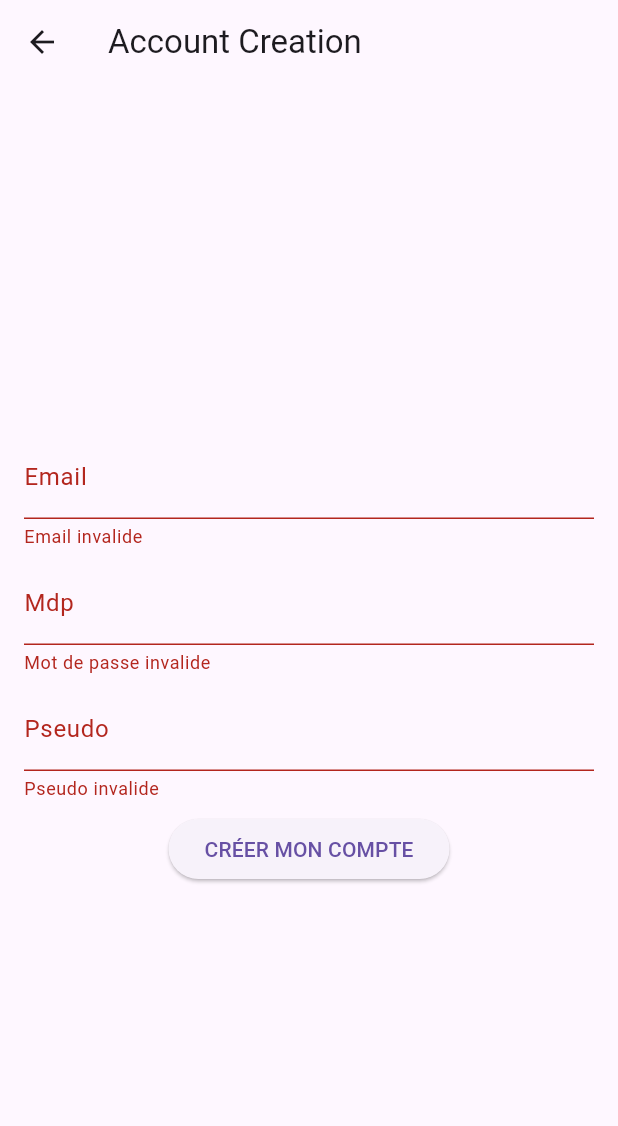
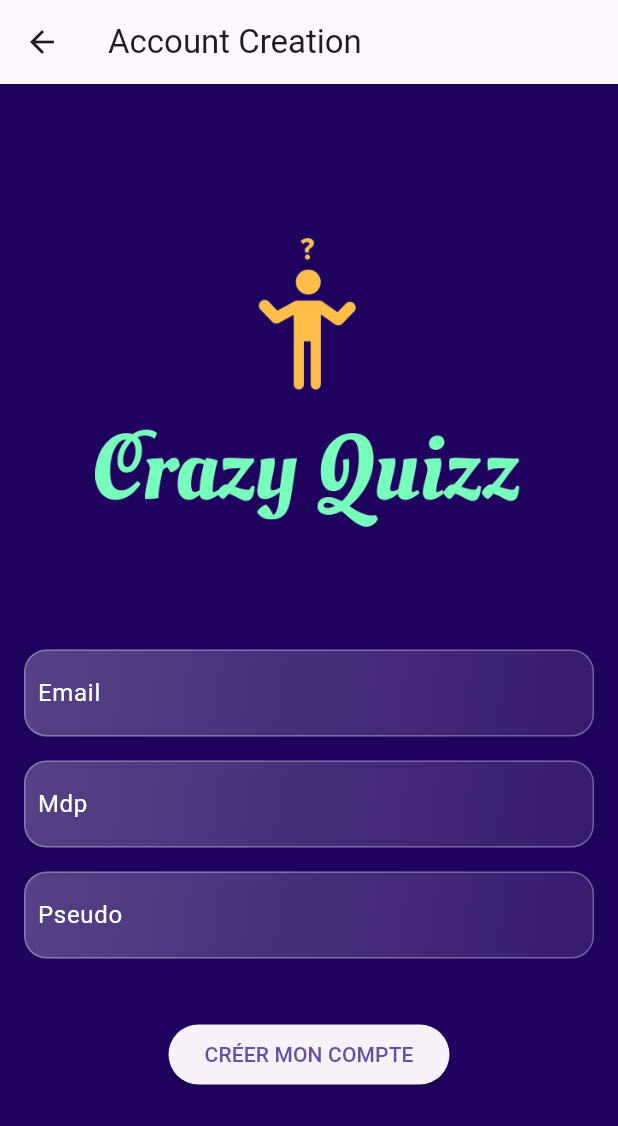
Before and after one commit to ThomasFabrePro/quizz_app_provider, a Flutter app: the AccountCreationPage screen opened by its route, on a phone screen of 412 x 824 dp. Shown: the top 1126 px of the screen. Run offline on Flutter 3.47's test engine with Material 3 defaults, Android fonts, the phone set to English and light mode, and no system bars; our stand-ins replace formz, go_router.

Commit message:
front login + front account creation

```diff
--- a/lib/app.dart
+++ b/lib/app.dart
@@ -1,5 +1,6 @@
 import 'package:flutter/material.dart';
 import 'package:go_router/go_router.dart';
+import 'package:quizz_app_provider/common/theme.dart';
 import 'package:quizz_app_provider/home_page.dart';
 import 'package:quizz_app_provider/login/screens/account_creation.dart';
 import 'package:quizz_app_provider/login/screens/login.dart';
@@ -36,6 +37,7 @@ class App extends StatelessWidget {
   Widget build(BuildContext context) {
     return MaterialApp.router(
       debugShowCheckedModeBanner: false,
+      theme: appTheme,
       routerConfig: router(),
     );
   }
--- /dev/null
+++ b/lib/common/theme.dart
@@ -0,0 +1,16 @@
+import 'package:flutter/material.dart';
+
+final appTheme = ThemeData(
+  // colorSchemeSeed: const Color.fromARGB(255, 30, 2, 94),
+  // primaryColor: const Color.fromARGB(255, 30, 2, 94),
+  scaffoldBackgroundColor: const Color.fromARGB(255, 30, 2, 94),
+  // useMaterial3: true,
+  textTheme: const TextTheme(
+    displayLarge: TextStyle(
+      fontFamily: 'Corben',
+      fontWeight: FontWeight.w700,
+      fontSize: 24,
+      color: Colors.white,
+    ),
+  ),
+);
--- a/lib/login/screens/account_creation.dart
+++ b/lib/login/screens/account_creation.dart
@@ -27,12 +27,20 @@ class AccountCreationPage extends StatelessWidget {
                     return const Column(
                       mainAxisAlignment: MainAxisAlignment.center,
                       children: [
+                        Align(
+                          alignment: Alignment.topCenter,
+                          child: Image(
+                            image: AssetImage('assets/logo_small.png'),
+                            height: 200,
+                          ),
+                        ),
+                        SizedBox(height: 80),
                         EmailInput(),
-                        SizedBox(height: 8),
+                        SizedBox(height: 16),
                         PasswordInput(),
-                        SizedBox(height: 8),
+                        SizedBox(height: 16),
                         PseudoInput(),
-                        SizedBox(height: 8),
+                        SizedBox(height: 40),
                         CreateAccountButton()
                       ],
                     );
--- a/lib/login/screens/login.dart
+++ b/lib/login/screens/login.dart
@@ -17,6 +17,7 @@ class LoginPage extends StatelessWidget {
     return Scaffold(
       appBar: AppBar(
         title: const Text('Login'),
+        // backgroundColor: Color.fromARGB(255, 92, 255, 193),
       ),
       body: Center(
         child: Padding(
@@ -30,13 +31,22 @@ class LoginPage extends StatelessWidget {
                     return const Column(
                       mainAxisAlignment: MainAxisAlignment.center,
                       children: [
+                        Align(
+                          alignment: Alignment.topCenter,
+                          child: Image(
+                            image: AssetImage('assets/logo_small.png'),
+                            height: 200,
+                          ),
+                        ),
+                        SizedBox(height: 80),
                         EmailInput(),
+                        SizedBox(height: 16),
                         PasswordInput(),
-                        SizedBox(height: 8),
+                        SizedBox(height: 16),
                         Align(
                             alignment: Alignment.centerRight,
                             child: AccountCreationLink()),
-                        SizedBox(height: 8),
+                        SizedBox(height: 40),
                         SubmitButton()
                       ],
                     );
--- a/lib/login/widgets/account_creation_link.dart
+++ b/lib/login/widgets/account_creation_link.dart
@@ -10,7 +10,7 @@ class AccountCreationLink extends StatelessWidget {
       key: const Key('loginForm_createAccount_flatButton'),
       onTap: () => context.go('/login/account_creation'),
       child: const Text(
-        'Create an account',
+        'Créer un compte',
         style:
             TextStyle(color: Colors.blue, decoration: TextDecoration.underline),
       ),
--- a/lib/login/widgets/email_input.dart
+++ b/lib/login/widgets/email_input.dart
@@ -7,15 +7,40 @@ class EmailInput extends StatelessWidget {
 
   @override
   Widget build(BuildContext context) {
-    return Consumer<LoginForm>(builder: (context, loginForm, child) {
+    return Container(
+      decoration: BoxDecoration(
+        gradient: const LinearGradient(
+            begin: Alignment.topLeft,
+            end: Alignment.bottomRight,
+            colors: [
+              Color.fromRGBO(255, 255, 255, 0.25),
+              Color.fromRGBO(255, 255, 255, 0.1),
+            ]),
+        borderRadius: BorderRadius.circular(15),
+        border: Border.all(
+          color: Colors.white30,
+          width: 1,
+        ),
+      ),
+      child: Padding(
+        padding: const EdgeInsets.symmetric(horizontal: 8.0),
+        child: Consumer<LoginForm>(builder: (context, loginForm, child) {
           return TextField(
             key: const Key('loginForm_emailInput_textField'),
             onChanged: (email) => loginForm.newEmail = email,
+            style: const TextStyle(color: Colors.white),
             decoration: InputDecoration(
+              border: InputBorder.none,
               labelText: 'Email',
-          errorText: loginForm.email.isNotValid ? 'Email invalide' : null,
+              labelStyle: const TextStyle(color: Colors.white),
+              errorText:
+                  loginForm.email.isNotValid && loginForm.email.value != ""
+                      ? 'Email invalide'
+                      : null,
             ),
           );
-    });
+        }),
+      ),
+    );
   }
 }
--- a/lib/login/widgets/password_input.dart
+++ b/lib/login/widgets/password_input.dart
@@ -8,16 +8,36 @@ class PasswordInput extends StatelessWidget {
 
   @override
   Widget build(BuildContext context) {
-    return Consumer<LoginForm>(builder: (context, loginForm, child) {
-      return TextField(
-        key: const Key('loginForm_passwordInput_textField'),
-        onChanged: (password) => loginForm.newPassword = password,
-        decoration: InputDecoration(
-          labelText: 'Mdp',
-          errorText:
-              loginForm.password.isNotValid ? 'Mot de passe invalide' : null,
+    return Container(
+      decoration: BoxDecoration(
+        gradient: const LinearGradient(
+            begin: Alignment.topLeft,
+            end: Alignment.bottomRight,
+            colors: [
+              Color.fromRGBO(255, 255, 255, 0.25),
+              Color.fromRGBO(255, 255, 255, 0.1),
+            ]),
+        borderRadius: BorderRadius.circular(15),
+        border: Border.all(
+          color: Colors.white30,
+          width: 1,
         ),
-      );
-    });
+      ),
+      child: Padding(
+        padding: const EdgeInsets.symmetric(horizontal: 8.0),
+        child: Consumer<LoginForm>(builder: (context, loginForm, child) {
+          return TextField(
+            key: const Key('loginForm_passwordInput_textField'),
+            onChanged: (password) => loginForm.newPassword = password,
+            style: const TextStyle(color: Colors.white),
+            decoration: const InputDecoration(
+              border: InputBorder.none,
+              labelStyle: TextStyle(color: Colors.white),
+              labelText: 'Mdp',
+            ),
+          );
+        }),
+      ),
+    );
   }
 }
--- a/lib/login/widgets/pseudo_input.dart
+++ b/lib/login/widgets/pseudo_input.dart
@@ -7,15 +7,36 @@ class PseudoInput extends StatelessWidget {
 
   @override
   Widget build(BuildContext context) {
-    return Consumer<LoginForm>(builder: (context, loginForm, child) {
-      return TextField(
-        key: const Key('loginForm_pseudoInput_textField'),
-        onChanged: (pseudo) => loginForm.newPseudo = pseudo,
-        decoration: InputDecoration(
-          labelText: 'Pseudo',
-          errorText: loginForm.pseudo.isNotValid ? 'Pseudo invalide' : null,
+    return Container(
+      decoration: BoxDecoration(
+        gradient: const LinearGradient(
+            begin: Alignment.topLeft,
+            end: Alignment.bottomRight,
+            colors: [
+              Color.fromRGBO(255, 255, 255, 0.25),
+              Color.fromRGBO(255, 255, 255, 0.1),
+            ]),
+        borderRadius: BorderRadius.circular(15),
+        border: Border.all(
+          color: Colors.white30,
+          width: 1,
         ),
-      );
-    });
+      ),
+      child: Padding(
+        padding: const EdgeInsets.symmetric(horizontal: 8.0),
+        child: Consumer<LoginForm>(builder: (context, loginForm, child) {
+          return TextField(
+            key: const Key('loginForm_pseudoInput_textField'),
+            onChanged: (pseudo) => loginForm.newPseudo = pseudo,
+            style: const TextStyle(color: Colors.white),
+            decoration: const InputDecoration(
+              border: InputBorder.none,
+              labelStyle: TextStyle(color: Colors.white),
+              labelText: 'Pseudo',
+            ),
+          );
+        }),
+      ),
+    );
   }
 }
--- a/pubspec.yaml
+++ b/pubspec.yaml
@@ -21,3 +21,5 @@ dev_dependencies:
 
 flutter:
   uses-material-design: true
+  assets:
+      - assets/
```
Also changed, not shown: assets/logo_small.png (added). Lines whose indentation alone changed are shown as unchanged.
